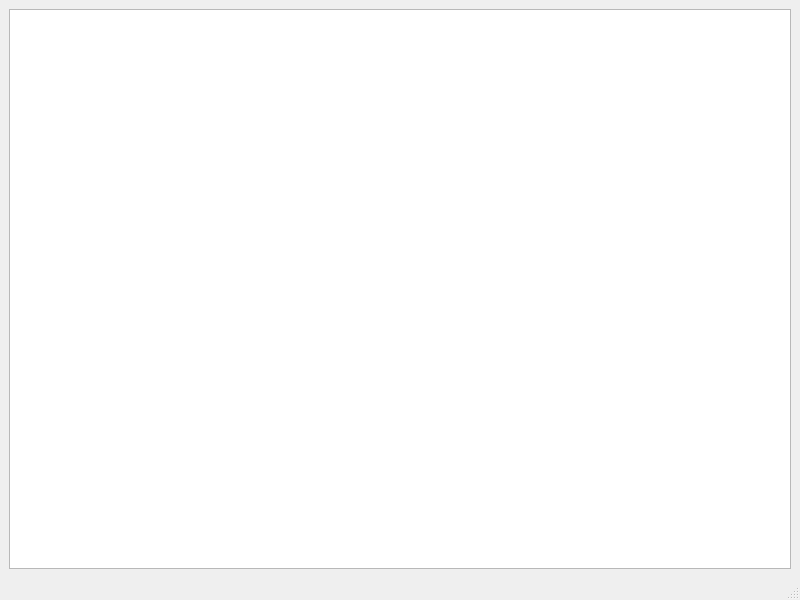
Old version of the form mainwindow.ui in the repository kudryavcAS/Krotolov.
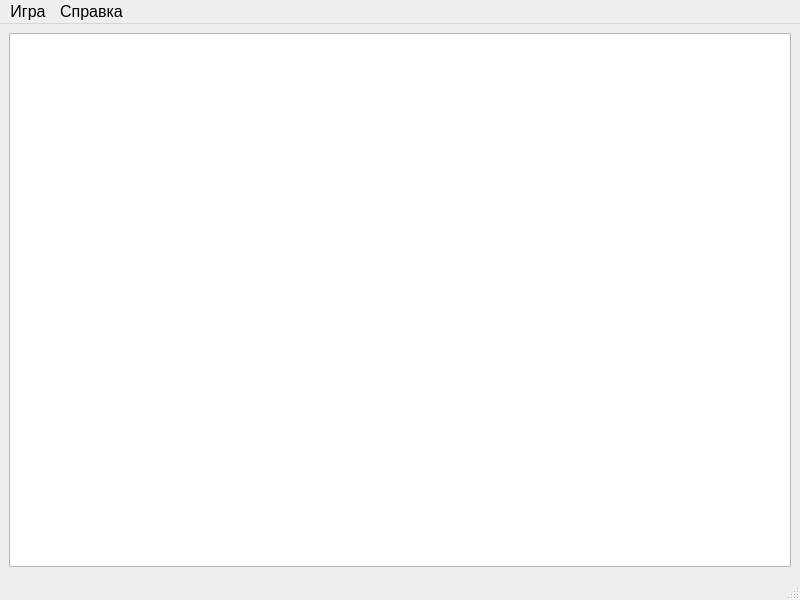
New version of the form.

The edit to the form file:
```diff
--- a/mainwindow.ui
+++ b/mainwindow.ui
@@ -10,6 +10,11 @@
     <height>600</height>
    </rect>
   </property>
+  <property name="font">
+   <font>
+    <pointsize>12</pointsize>
+   </font>
+  </property>
   <property name="windowTitle">
    <string>Кротолов</string>
   </property>
@@ -26,9 +31,36 @@
      <x>0</x>
      <y>0</y>
      <width>800</width>
-     <height>26</height>
+     <height>33</height>
     </rect>
    </property>
+   <property name="font">
+    <font>
+     <pointsize>12</pointsize>
+    </font>
+   </property>
+   <widget class="QMenu" name="menu">
+    <property name="title">
+     <string>Игра</string>
+    </property>
+    <addaction name="newgame"/>
+    <addaction name="stop"/>
+    <addaction name="exit"/>
+   </widget>
+   <widget class="QMenu" name="menu_2">
+    <property name="font">
+     <font>
+      <pointsize>12</pointsize>
+     </font>
+    </property>
+    <property name="title">
+     <string>Справка</string>
+    </property>
+    <addaction name="rules"/>
+    <addaction name="info"/>
+   </widget>
+   <addaction name="menu"/>
+   <addaction name="menu_2"/>
   </widget>
   <widget class="QStatusBar" name="statusbar"/>
  </widget>
```
Left out of the diff: 50 changed lines with no effect on the pictures.
